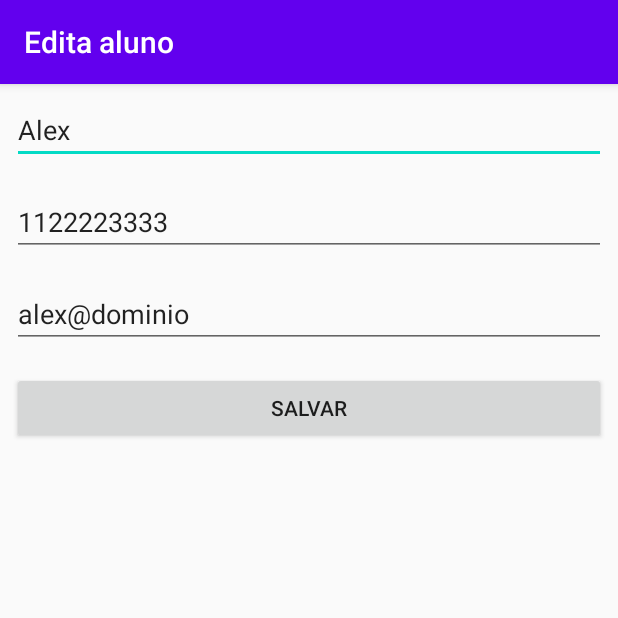
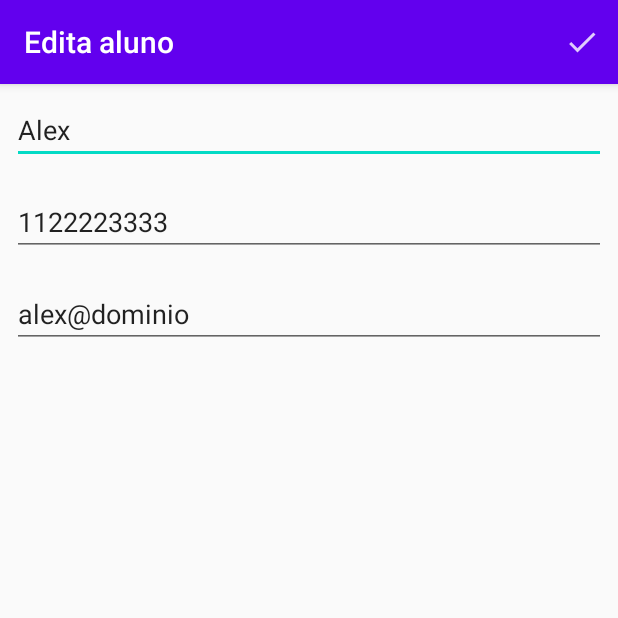
Before and after one commit to Wprosdocimo/LABS, an Android app: the screen it shows after launch (FormularioAlunoActivity), after a tap on "Alex", on a phone screen of 412 x 824 dp, the top half of it. Run offline under Robolectric (Android 15) with nearby library versions, the phone set to English and light mode, and no system bars.

Commit message:
Adicionado a feature de remoção de alunos, refatorado o projeto.

```diff
--- a/Agenda/app/src/main/java/com/example/agenda/dao/AlunoDAO.java
+++ b/Agenda/app/src/main/java/com/example/agenda/dao/AlunoDAO.java
@@ -41,4 +41,11 @@ public class AlunoDAO {
     public List<Aluno> todos() {
         return new ArrayList<>(alunos);
     }
+
+    public void remove(Aluno aluno) {
+        Aluno alunoDevolvido = buscaAlunoPeloId(aluno);
+        if(alunoDevolvido != null){
+            alunos.remove(alunoDevolvido);
+        }
+    }
 }
--- a/Agenda/app/src/main/java/com/example/agenda/ui/activity/FormularioAlunoActivity.java
+++ b/Agenda/app/src/main/java/com/example/agenda/ui/activity/FormularioAlunoActivity.java
@@ -2,10 +2,13 @@ package com.example.agenda.ui.activity;
 
 import android.content.Intent;
 import android.os.Bundle;
+import android.view.Menu;
+import android.view.MenuItem;
 import android.view.View;
 import android.widget.Button;
 import android.widget.EditText;
 
+import androidx.annotation.NonNull;
 import androidx.appcompat.app.AppCompatActivity;
 
 import com.example.agenda.R;
@@ -29,8 +32,22 @@ public class FormularioAlunoActivity extends AppCompatActivity {
         super.onCreate(savedInstanceState);
         setContentView(R.layout.activity_formulario_aluno);
         inicializacaoDosCampos();
-        configuraBotaoSalvar();
         carregaAluno();
+    }
+
+    @Override
+    public boolean onCreateOptionsMenu(Menu menu) {
+        getMenuInflater().inflate(R.menu.activity_formulario_aluno_menu, menu);
+        return super.onCreateOptionsMenu(menu);
+    }
+
+    @Override
+    public boolean onOptionsItemSelected(@NonNull MenuItem item) {
+        int itemId = item.getItemId();
+        if(itemId == R.id.activity_formulario_aluno_menu_salvar){
+            finalizaFormulario();
+        }
+        return super.onOptionsItemSelected(item);
     }
 
     private void carregaAluno() {
@@ -49,16 +66,6 @@ public class FormularioAlunoActivity extends AppCompatActivity {
         campoNome.setText(aluno.getNome());
         campoTelefone.setText(aluno.getTelefone());
         campoEmail.setText(aluno.getEmail());
-    }
-
-    private void configuraBotaoSalvar() {
-        Button botaoSalvar = findViewById(R.id.activiti_formulario_aluno_botao_salvar);
-        botaoSalvar.setOnClickListener(new View.OnClickListener() {
-            @Override
-            public void onClick(View v) {
-                finalizaFormulario();
-            }
-        });
     }
 
     private void finalizaFormulario() {
--- a/Agenda/app/src/main/java/com/example/agenda/ui/activity/ListaAlunosActivity.java
+++ b/Agenda/app/src/main/java/com/example/agenda/ui/activity/ListaAlunosActivity.java
@@ -2,11 +2,15 @@ package com.example.agenda.ui.activity;
 
 import android.content.Intent;
 import android.os.Bundle;
+import android.util.Log;
+import android.view.ContextMenu;
+import android.view.MenuItem;
 import android.view.View;
 import android.widget.AdapterView;
 import android.widget.ArrayAdapter;
 import android.widget.ListView;
 
+import androidx.annotation.NonNull;
 import androidx.annotation.Nullable;
 import androidx.appcompat.app.AppCompatActivity;
 
@@ -24,6 +28,7 @@ public class ListaAlunosActivity extends AppCompatActivity {
     public static final String TITULO_APPBAR = "Lista de Alunos";
 
     private final AlunoDAO dao = new AlunoDAO();
+    private ArrayAdapter<Aluno> adapter;
 
     @Override
     protected void onCreate(@Nullable Bundle savedInstanceState) {
@@ -31,8 +36,26 @@ public class ListaAlunosActivity extends AppCompatActivity {
         setContentView(R.layout.activity_lista_alunos);
         setTitle(TITULO_APPBAR);
         configuraFabNovoAluno();
+        configuraLista();
         dao.salva(new Aluno("Alex", "1122223333", "alex@dominio"));
         dao.salva(new Aluno("Fran", "1122223333", "fran@dominio"));
+    }
+
+    @Override
+    public void onCreateContextMenu(ContextMenu menu, View v, ContextMenu.ContextMenuInfo menuInfo) {
+        super.onCreateContextMenu(menu, v, menuInfo);
+        getMenuInflater().inflate(R.menu.activity_lista_alunos_menu, menu);
+    }
+
+    @Override
+    public boolean onContextItemSelected(@NonNull MenuItem item) {
+        int itemId = item.getItemId();
+        if(itemId == R.id.activity_lista_de_alunos_menu_remover) {
+            AdapterView.AdapterContextMenuInfo menuInfo = (AdapterView.AdapterContextMenuInfo) item.getMenuInfo();
+            Aluno alunoEscolhido = adapter.getItem(menuInfo.position);
+            remove(alunoEscolhido);
+        }
+        return super.onContextItemSelected(item);
     }
 
     private void configuraFabNovoAluno() {
@@ -53,14 +76,24 @@ public class ListaAlunosActivity extends AppCompatActivity {
     @Override
     protected void onResume() {
         super.onResume();
-        configuraLista();
+         atualizaAlunos();
+    }
+
+    private void atualizaAlunos() {
+        adapter.clear();
+        adapter.addAll(dao.todos());
     }
 
     private void configuraLista() {
         ListView listaDeAlunos = findViewById(R.id.activity_lista_de_alunos_listview);
-        final List<Aluno> alunos = dao.todos();
-        configuraAdapter(listaDeAlunos, alunos);
+        configuraAdapter(listaDeAlunos);
         configuraListnerDeCliquePorItem(listaDeAlunos);
+        registerForContextMenu(listaDeAlunos);
+    }
+
+    private void remove(Aluno aluno) {
+        dao.remove(aluno);
+        adapter.remove(aluno);
     }
 
     private void configuraListnerDeCliquePorItem(ListView listaDeAlunos) {
@@ -79,11 +112,11 @@ public class ListaAlunosActivity extends AppCompatActivity {
         startActivity(vaiParaFormularioActivity);
     }
 
-    private void configuraAdapter(ListView listaDeAlunos, List<Aluno> alunos) {
+    private void configuraAdapter(ListView listaDeAlunos) {
+        adapter = new ArrayAdapter<>(
+                this,
+                android.R.layout.simple_list_item_1);
         listaDeAlunos.setAdapter(
-                new ArrayAdapter<>(
-                        this,
-                        android.R.layout.simple_list_item_1,
-                        alunos));
+                adapter);
     }
 }
--- /dev/null
+++ b/Agenda/app/src/main/res/drawable-anydpi/ic_action_salvar_aluno.xml
@@ -0,0 +1,11 @@
+<vector xmlns:android="http://schemas.android.com/apk/res/android"
+    android:width="24dp"
+    android:height="24dp"
+    android:viewportWidth="24"
+    android:viewportHeight="24"
+    android:tint="#FFFFFF"
+    android:alpha="0.8">
+    <path
+        android:fillColor="#FF000000"
+        android:pathData="M9,16.17L4.83,12l-1.42,1.41L9,19 21,7l-1.41,-1.41z"/>
+</vector>
--- a/Agenda/app/src/main/res/layout/activity_formulario_aluno.xml
+++ b/Agenda/app/src/main/res/layout/activity_formulario_aluno.xml
@@ -1,7 +1,13 @@
 <?xml version="1.0" encoding="utf-8"?>
-<androidx.appcompat.widget.LinearLayoutCompat xmlns:android="http://schemas.android.com/apk/res/android"
+
+<ScrollView
+    xmlns:android="http://schemas.android.com/apk/res/android"
     android:layout_width="match_parent"
-    android:layout_height="match_parent"
+    android:layout_height="wrap_content">
+
+    <LinearLayout
+        android:layout_width="match_parent"
+        android:layout_height="wrap_content"
         android:orientation="vertical">
 
         <EditText
@@ -26,11 +32,7 @@
             android:inputType="textEmailAddress"
             android:hint="@string/e_mail"/>
 
-    <Button
-        android:layout_width="match_parent"
-        android:layout_height="wrap_content"
-        android:id="@+id/activiti_formulario_aluno_botao_salvar"
-        android:layout_margin="8dp"
-        android:text="@string/salvar"/>
+    </LinearLayout>
 
-</androidx.appcompat.widget.LinearLayoutCompat>
+
+</ScrollView>
--- /dev/null
+++ b/Agenda/app/src/main/res/menu/activity_formulario_aluno_menu.xml
@@ -0,0 +1,9 @@
+<?xml version="1.0" encoding="utf-8"?>
+<menu xmlns:android="http://schemas.android.com/apk/res/android"
+    xmlns:app="http://schemas.android.com/apk/res-auto">
+<item android:id="@+id/activity_formulario_aluno_menu_salvar"
+    app:showAsAction="always"
+    android:title="Salvar"
+    android:icon="@drawable/ic_action_salvar_aluno"
+    />
+</menu>
--- /dev/null
+++ b/Agenda/app/src/main/res/menu/activity_lista_alunos_menu.xml
@@ -0,0 +1,6 @@
+<?xml version="1.0" encoding="utf-8"?>
+<menu
+    xmlns:android="http://schemas.android.com/apk/res/android">
+
+    <item android:title="Remover" android:id="@+id/activity_lista_de_alunos_menu_remover" />
+</menu>
```
Also changed, not shown: Agenda/app/src/main/res/drawable-hdpi/ic_action_salvar_aluno.png (added), Agenda/app/src/main/res/drawable-mdpi/ic_action_salvar_aluno.png (added), Agenda/app/src/main/res/drawable-xhdpi/ic_action_salvar_aluno.png (added), Agenda/app/src/main/res/drawable-xxhdpi/ic_action_salvar_aluno.png (added). Lines whose indentation alone changed are shown as unchanged.
